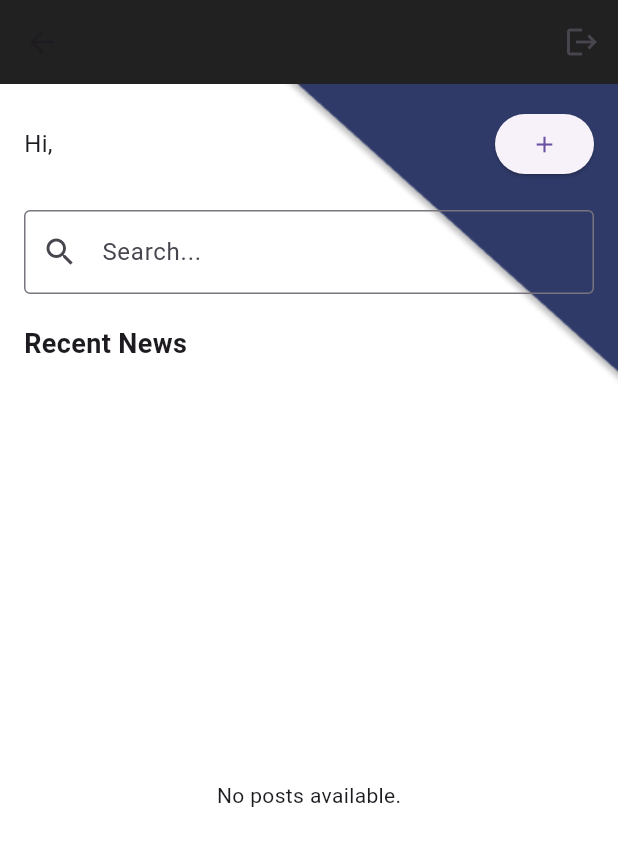
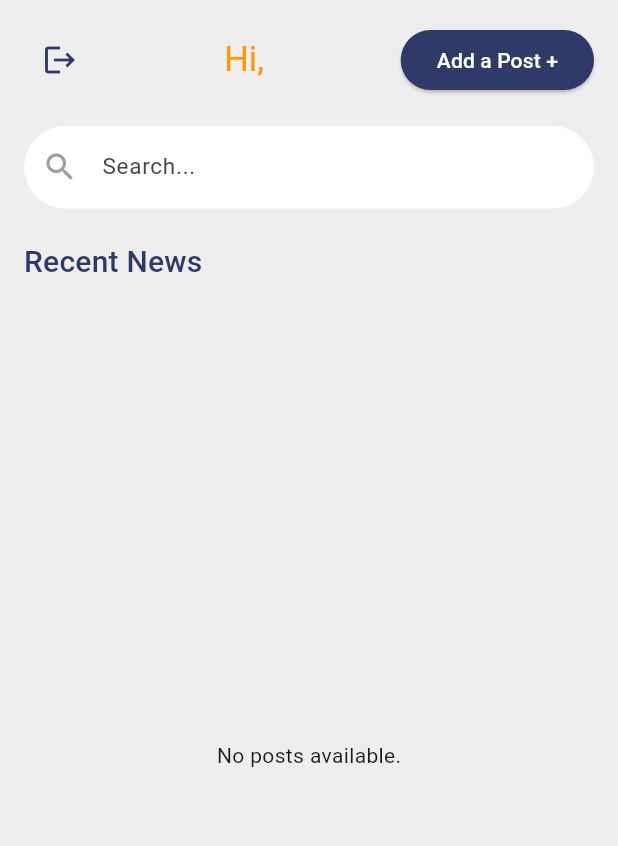
Before and after one commit to jennykim515/El-Pueblo-Del-Rio, a Flutter app: the HomePage screen opened directly, on a phone screen of 412 x 824 dp. Shown: the top 846 px of the screen. Run offline on Flutter 3.47's test engine with Material 3 defaults, Android fonts, the light colour scheme and no system bars; our stand-ins replace cloud_firestore, firebase_auth, firebase_core, google_fonts, shared_preferences; missing offline and left inert: bcrypt; accounts and stored records are empty; Roboto replaces fonts that are missing (Alice).

Commit message:
post card styling & font

```diff
--- a/lib/views/CreatePost.dart
+++ b/lib/views/CreatePost.dart
@@ -141,6 +141,9 @@ class _CreatePostState extends State<CreatePost> {
           _titleController.clear();
           _bodyController.clear();
         });
+
+        //navigate to home screen to show the post
+
       } catch (e) {
         print('Error creating post: $e');
         // Handle error
--- a/lib/views/homePage.dart
+++ b/lib/views/homePage.dart
@@ -9,6 +9,7 @@ import '../nav/navigationBar.dart';
 import 'CreatePost.dart';
 import 'PostDetails.dart';
 import 'postWidget.dart'; // Import the PostWidget
+import 'package:google_fonts/google_fonts.dart';
 
 class HomePage extends StatefulWidget {
   const HomePage({Key? key}) : super(key: key);
@@ -42,23 +43,15 @@ class _HomePageState extends State<HomePage> {
   @override
   Widget build(BuildContext context) {
     return Scaffold(
-      backgroundColor: Colors.grey[300],
-      appBar: AppBar(
-        backgroundColor: Colors.grey[900],
-        actions: [
-          IconButton(
-            onPressed: signUserOut,
-            icon: const Icon(Icons.logout),
-          )
-        ],
-      ),
+      backgroundColor: Colors.grey[200],
+
       body: Container(
-        decoration: const BoxDecoration(
-          image: DecorationImage(
-            image: AssetImage("lib/assets/Background2.png"),
-            fit: BoxFit.cover,
-          ),
-        ),
+        // decoration: const BoxDecoration(
+        //   image: DecorationImage(
+        //     image: AssetImage("lib/assets/Background2.png"),
+        //     fit: BoxFit.cover,
+        //   ),
+        // ),
         child: Padding(
           padding: const EdgeInsets.all(16.0),
           child: Column(
@@ -67,12 +60,19 @@ class _HomePageState extends State<HomePage> {
               Row(
                 mainAxisAlignment: MainAxisAlignment.spaceBetween,
                 children: [
+                  IconButton(
+                    onPressed: signUserOut,
+                    icon: const Icon(Icons.logout),
+                  ),
                   user != null
                       ? Text(
                     'Hi, ${user!.name}',
-                    style: const TextStyle(fontSize: 16),
+                    style: Theme.of(context).textTheme.titleLarge,
                   )
                       : const SizedBox(),
+
+
+
                   ElevatedButton(
                     onPressed: () {
                       // Navigate to new post creation page
@@ -81,16 +81,17 @@ class _HomePageState extends State<HomePage> {
                         MaterialPageRoute(builder: (context) => const CreatePost()),
                       );
                     },
-                    child: Icon(Icons.add),
+                    child: Text("Add a Post +"),
+
                   ),
                 ],
               ),
               const SizedBox(height: 20),
               _buildSearchBar(),
               const SizedBox(height: 20),
-              const Text(
+              Text(
                 'Recent News',
-                style: TextStyle(fontSize: 18, fontWeight: FontWeight.bold),
+                style: Theme.of(context).textTheme.titleMedium,
               ),
               const SizedBox(height: 10),
               Expanded(
@@ -108,7 +109,12 @@ class _HomePageState extends State<HomePage> {
                         itemCount: snapshot.data!.length,
                         itemBuilder: (context, index) {
                           Post post = snapshot.data![index];
-                          return PostWidget(post: post);
+                          return Column(
+                            children: [
+                              PostWidget(post: post),
+                              SizedBox(height: 20), // Adjust the height as needed
+                            ],
+                          );
                         },
                       );
                     } else {
@@ -131,10 +137,17 @@ class _HomePageState extends State<HomePage> {
           _searchQuery = value;
         });
       },
-      decoration: const InputDecoration(
+      decoration: InputDecoration(
         hintText: 'Search...',
         prefixIcon: Icon(Icons.search),
-        border: OutlineInputBorder(),
+        prefixIconColor: Colors.grey,
+        fillColor: Colors.white,
+        filled: true,
+        border: OutlineInputBorder(
+          borderRadius: BorderRadius.circular(50.0),
+          borderSide: BorderSide.none,
+        ),
+
       ),
     );
   }
--- a/lib/views/userProfile.dart
+++ b/lib/views/userProfile.dart
@@ -60,7 +60,7 @@ class _UserProfileScreenState extends State<UserProfileScreen> {
         child: _user != null ? Padding(
           padding: EdgeInsets.all(16.0),
           child: Column(
-            crossAxisAlignment: CrossAxisAlignment.start,
+            crossAxisAlignment: CrossAxisAlignment.center,
             children: [
               CircleAvatar(
                 backgroundImage: NetworkImage("User Image"), // You need to replace this with the actual user image
@@ -79,6 +79,10 @@ class _UserProfileScreenState extends State<UserProfileScreen> {
                 controller: _bioController,
                 decoration: InputDecoration(labelText: 'About me'),
               ),
+              SizedBox(height: 50,),
+
+              ElevatedButton(
+                  onPressed: (){_saveChanges();}, child: Text("Save Changes"))
             ],
           ),
         )
--- a/pubspec.yaml
+++ b/pubspec.yaml
@@ -30,8 +30,7 @@ environment:
 dependencies:
   flutter:
     sdk: flutter
-
-
+  google_fonts : ^6.1.0
   # The following adds the Cupertino Icons font to your application.
   # Use with the CupertinoIcons class for iOS style icons.
   cupertino_icons: ^1.0.2
```
Also changed, not shown: lib/main.dart (+22 -7 lines), lib/views/PostWidget.dart (+13 -4 lines), pubspec.lock.
